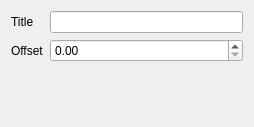
The window that src/ui/qgsdigitizingguidetooluserinputwidget.ui (3nids/QGIS) describes before a commit, drawn with Qt 5.
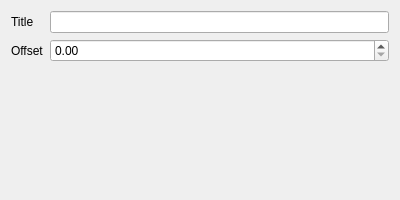
The same window after the commit.

Commit message: parallel ok

```diff
--- a/src/ui/qgsdigitizingguidetooluserinputwidget.ui
+++ b/src/ui/qgsdigitizingguidetooluserinputwidget.ui
@@ -6,10 +6,16 @@
    <rect>
     <x>0</x>
     <y>0</y>
-    <width>254</width>
-    <height>127</height>
+    <width>400</width>
+    <height>200</height>
    </rect>
   </property>
+  <property name="minimumSize">
+   <size>
+    <width>400</width>
+    <height>200</height>
+   </size>
+  </property>
   <property name="windowTitle">
    <string>Form</string>
   </property>
```
The commit also changes 2 other files.
